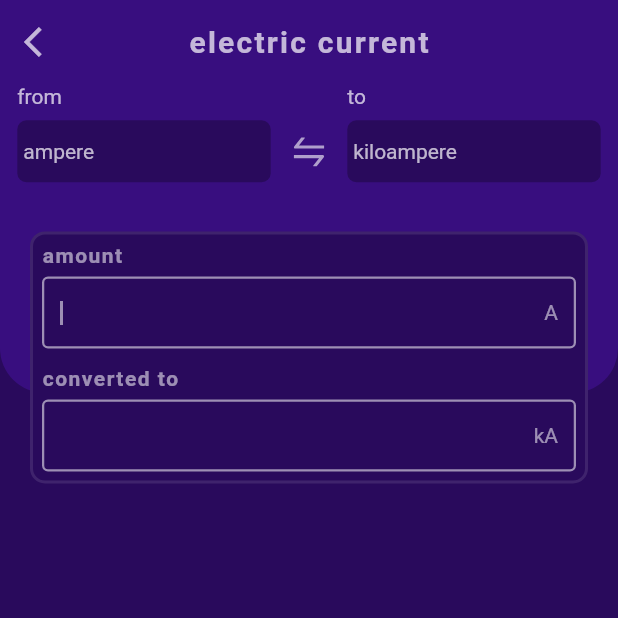
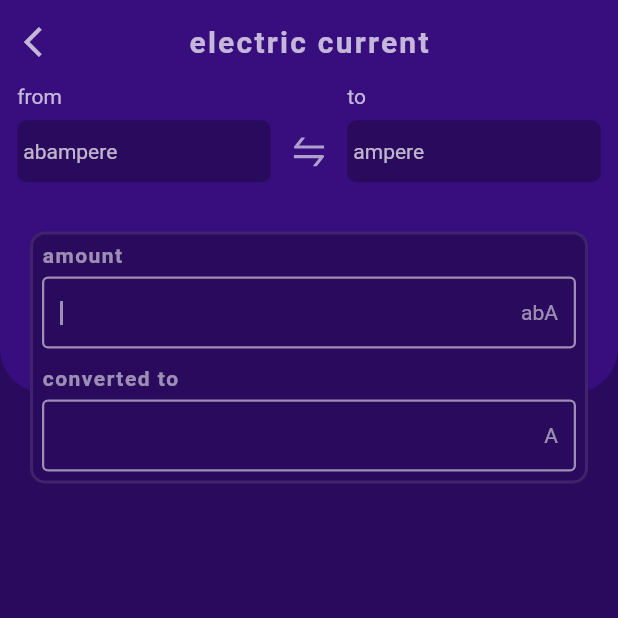
Before and after one commit to mishmash-labs/konvertr-free, a Flutter app: the screen it shows after launch, after a tap on "electric current", on a phone screen of 412 x 824 dp, the top half of it. Run offline on Flutter 3.47's test engine with Material 2 defaults, Android fonts, the phone set to English and light mode, and no system bars; our stand-ins replace flushbar, flutter_icons; missing offline and left inert: flutter_clipboard_manager.

Commit message:
new release

```diff
--- a/lib/components/category_card.dart
+++ b/lib/components/category_card.dart
@@ -3,7 +3,7 @@ import 'package:flutter/material.dart';
 import '../models/category.dart';
 
 class CategoryCard extends StatelessWidget {
-  const CategoryCard({Key key, this.convCategory}) : super(key: key);
+  const CategoryCard({key, this.convCategory}) : super(key: key);
 
   final Category convCategory;
 
--- a/lib/components/converter_numpad.dart
+++ b/lib/components/converter_numpad.dart
@@ -1,47 +1,19 @@
-import 'package:flushbar/flushbar.dart';
 import 'package:flutter/material.dart';
-import 'package:flutter_clipboard_manager/flutter_clipboard_manager.dart';
 import 'package:flutter_icons/flutter_icons.dart';
 import 'package:provider/provider.dart';
 
 import '../providers/converter_provider.dart';
-import '../utils/theme.dart';
 
-class ConverterKeypad extends StatefulWidget {
-  const ConverterKeypad({Key key}) : super(key: key);
+class ConverterKeypad extends StatelessWidget {
+  const ConverterKeypad({key}) : super(key: key);
 
   @override
-  _ConverterKeypadState createState() => _ConverterKeypadState();
-}
-
-class _ConverterKeypadState extends State<ConverterKeypad> {
-  @override
   Widget build(BuildContext context) {
-    final converterProvider =
-        Provider.of<ConverterProvider>(context, listen: false);
+    final convProvider = Provider.of<ConverterProvider>(context, listen: false);
     const buttonHeight = 0.09375;
 
-    Widget keypadButton({String value}) => InkWell(
-          onTap: () {
-            if (value == '.' && converterProvider.inputValueString == null ||
-                value == '.' && converterProvider.inputValueString == '') {
-              converterProvider.updateInputString('0.');
-            } else if (value == '.' &&
-                converterProvider.inputValueString != null) {
-              if (!converterProvider.inputValueString.endsWith('.') &&
-                  converterProvider.inputValueString.isNotEmpty) {
-                converterProvider.updateInputString(
-                    converterProvider.inputValueString + value);
-              }
-            } else {
-              if (converterProvider.inputValueString == null) {
-                converterProvider.updateInputString(value);
-              } else {
-                final temp = converterProvider.inputValueString + value;
-                converterProvider.updateInputString(temp);
-              }
-            }
-          },
+    Widget valueButton({String value}) => InkWell(
+          onTap: () => convProvider.executeButton(context, value),
           child: SizedBox(
             height: buttonHeight * MediaQuery.of(context).size.height,
             child: Center(
@@ -53,101 +25,12 @@ class _ConverterKeypadState extends State<ConverterKeypad> {
           ),
         );
 
-    Widget eraseButton() => InkWell(
-          onTap: () {
-            final temp = converterProvider.inputValueString
-                .substring(0, converterProvider.inputValueString.length - 1);
-            converterProvider.updateInputString(temp);
-          },
+    Widget iconButton({String value, IconData icon}) => InkWell(
+          onTap: () => convProvider.executeButton(context, value),
           child: SizedBox(
             height: buttonHeight * MediaQuery.of(context).size.height,
-            child: const Center(
-                child: Icon(MaterialCommunityIcons.backspace_outline,
-                    color: Colors.white60, size: 32)),
+            child: Center(child: Icon(icon, color: Colors.white60, size: 32)),
           ),
-        );
-
-    Widget copyButton() => InkWell(
-          onTap: () {
-            if (converterProvider.convertedValue != '') {
-              FlutterClipboardManager.copyToClipBoard(
-                      '${converterProvider.inputValueString} ${converterProvider.fromUnit.symbol} = '
-                      '${converterProvider.convertedValue} ${converterProvider.toUnit.symbol}')
-                  .then((result) {
-                if (result) {
-                  Flushbar(
-                    margin: const EdgeInsets.all(8),
-                    borderRadius: 8,
-                    flushbarPosition: FlushbarPosition.TOP,
-                    message: 'conversion copied to clipboard',
-                    icon: const Icon(
-                      Feather.copy,
-                      color: Colors.white60,
-                    ),
-                    backgroundColor: secondaryColor.withOpacity(0.5),
-                    barBlur: 8,
-                    shouldIconPulse: true,
-                    duration: const Duration(seconds: 3),
-                  ).show(context);
-                }
-              });
-            }
-          },
-          child: SizedBox(
-            height: buttonHeight * MediaQuery.of(context).size.height,
-            child: const Center(
-                child: Icon(Feather.copy, color: Colors.white60, size: 32)),
-          ),
-        );
-
-    Widget swapButton() => InkWell(
-          onTap: () {
-            final tempTo = converterProvider.toUnit.name;
-            converterProvider
-              ..updateToUnit(converterProvider.fromUnit.name)
-              ..updateFromUnit(tempTo);
-          },
-          child: SizedBox(
-            height: buttonHeight * MediaQuery.of(context).size.height,
-            child: const Center(
-                child: Icon(AntDesign.swap, color: Colors.white60, size: 32)),
-          ),
-        );
-
-    Widget changeSymbolButton() => InkWell(
-          onTap: () {
-            if (converterProvider.inputValue != null) {
-              if (converterProvider.inputValue.isNegative) {
-                converterProvider.updateInputString(converterProvider
-                    .inputValueString
-                    .substring(1, converterProvider.inputValueString.length));
-              } else {
-                converterProvider.updateInputString(
-                    '-${converterProvider.inputValueString}');
-              }
-            }
-          },
-          child: SizedBox(
-            height: buttonHeight * MediaQuery.of(context).size.height,
-            child: const Center(
-              child: Text(
-                '+/-',
-                style: TextStyle(color: Colors.white60, fontSize: 32),
-              ),
-            ),
-          ),
-        );
-
-    Widget clearButton() => InkWell(
-          onTap: () => converterProvider.updateInputString(''),
-          child: SizedBox(
-              height: buttonHeight * MediaQuery.of(context).size.height,
-              child: const Center(
-                child: Text(
-                  'C',
-                  style: TextStyle(color: Colors.white60, fontSize: 32),
-                ),
-              )),
         );
 
     return Container(
@@ -156,39 +39,41 @@ class _ConverterKeypadState extends State<ConverterKeypad> {
         children: [
           TableRow(
             children: <Widget>[
-                keypadButton(value: '7'),
-                keypadButton(value: '8'),
-                keypadButton(value: '9'),
-                copyButton(),
+              valueButton(value: '7'),
+              valueButton(value: '8'),
+              valueButton(value: '9'),
+              iconButton(value: 'copy', icon: Feather.copy),
             ],
           ),
           TableRow(
             children: <Widget>[
-                keypadButton(value: '4'),
-                keypadButton(value: '5'),
-                keypadButton(value: '6'),
-                swapButton(),
+              valueButton(value: '4'),
+              valueButton(value: '5'),
+              valueButton(value: '6'),
+              iconButton(value: 'swap', icon: AntDesign.swap),
             ],
           ),
           TableRow(
             children: <Widget>[
-                keypadButton(value: '1'),
-                keypadButton(value: '2'),
-                keypadButton(value: '3'),
-                clearButton(),
+              valueButton(value: '1'),
+              valueButton(value: '2'),
+              valueButton(value: '3'),
+              valueButton(value: 'C'),
             ],
           ),
           TableRow(
             children: <Widget>[
-                keypadButton(value: '.'),
-                keypadButton(value: '0'),
-                converterProvider.categoryName == 'temperature'
-                    ? changeSymbolButton()
-                    : keypadButton(value: '00'),
-                eraseButton(),
+              valueButton(value: '.'),
+              valueButton(value: '0'),
+              convProvider.categoryName == 'temperature'
+                  ? valueButton(value: '+/-')
+                  : valueButton(value: '00'),
+              iconButton(
+                  value: 'del', icon: MaterialCommunityIcons.backspace_outline),
             ],
           ),
         ],
-        ));
+      ),
+    );
   }
 }
--- a/lib/providers/category_provider.dart
+++ b/lib/providers/category_provider.dart
@@ -110,8 +110,10 @@ class CategoriesProvider extends ChangeNotifier {
       final List<Unit> units =
           data[key].map<Unit>((data) => Unit.fromJson(data)).toList();
 
-      final category =
-          Category(name: key, units: units, icon: getIconForCategory(key));
+      final category = Category(
+          name: key,
+          units: units..sort((a, b) => a.name.compareTo(b.name)),
+          icon: getIconForCategory(key));
 
       _categories.add(category);
     });
@@ -120,17 +122,15 @@ class CategoriesProvider extends ChangeNotifier {
   }
 
   void searchCategories(String searchTerm) {
-    var _searchedList = <Category>[];
-
-    (searchTerm.isNotEmpty)
+    searchTerm.isNotEmpty
         ? _searchingCategory = true
         : _searchingCategory = false;
 
-    _searchedList = _allCategories
+    _categories = _allCategories
         .where((element) =>
             element.name.toLowerCase().contains(searchTerm.toLowerCase()))
         .toList();
-    _categories = _searchedList;
+
     notifyListeners();
   }
 
--- a/lib/screens/converters/generic_screen.dart
+++ b/lib/screens/singleconvert_screen.dart
@@ -1,21 +1,19 @@
 import 'package:flutter/material.dart';
 import 'package:flutter_icons/flutter_icons.dart';
+import 'package:konvertr_free/utils/theme.dart';
 import 'package:provider/provider.dart';
 
-import '../../components/converter_numpad.dart';
-import '../../providers/converter_provider.dart';
-import '../../utils/theme.dart';
-import '../units_screen.dart';
+import '../components/converter_numpad.dart';
+import '../providers/converter_provider.dart';
+import 'units_screen.dart';
 
-class UnitConverter extends StatelessWidget {
-  const UnitConverter({Key key, this.categoryName}) : super(key: key);
+class SingleConverter extends StatelessWidget {
+  const SingleConverter({key, this.categoryName}) : super(key: key);
 
   final String categoryName;
 
   @override
   Widget build(BuildContext context) {
-    final convProvider = Provider.of<ConverterProvider>(context);
-
     AppBar _buildAppBar() => AppBar(
           backgroundColor: Theme.of(context).primaryColor,
           centerTitle: true,
@@ -43,7 +41,7 @@ class UnitConverter extends StatelessWidget {
         children: [
           Stack(children: [
             const TopBackground(),
-            TopSection(convProvider: convProvider),
+            const TopSection(),
           ]),
           const RepaintBoundary(child: ConverterKeypad()),
         ],
@@ -53,15 +51,13 @@ class UnitConverter extends StatelessWidget {
 }
 
 class TopSection extends StatelessWidget {
-  const TopSection({
-    Key key,
-    @required this.convProvider,
-  }) : super(key: key);
-
-  final ConverterProvider convProvider;
+  const TopSection({key}) : super(key: key);
 
   @override
-  Widget build(BuildContext context) => Column(
+  Widget build(BuildContext context) {
+    final convProvider = Provider.of<ConverterProvider>(context);
+
+    return Column(
       children: [
         Row(
           mainAxisAlignment: MainAxisAlignment.spaceEvenly,
@@ -75,12 +71,7 @@ class TopSection extends StatelessWidget {
             Padding(
               padding: const EdgeInsets.only(top: 25),
               child: InkWell(
-                  onTap: () {
-                    final tempTo = convProvider.toUnit.name;
-                    convProvider
-                      ..updateToUnit(convProvider.fromUnit.name)
-                      ..updateFromUnit(tempTo);
-                  },
+                onTap: () => convProvider.executeButton(context, 'swap'),
                 child: const Icon(
                   AntDesign.swap,
                   color: Colors.white60,
@@ -100,11 +91,10 @@ class TopSection extends StatelessWidget {
       ],
     );
   }
+}
 
 class ConversionCard extends StatelessWidget {
-  const ConversionCard({
-    Key key,
-  }) : super(key: key);
+  const ConversionCard({key}) : super(key: key);
 
   @override
   Widget build(BuildContext context) => Padding(
@@ -205,9 +195,7 @@ class ConversionCard extends StatelessWidget {
 }
 
 class TopBackground extends StatelessWidget {
-  const TopBackground({
-    Key key,
-  }) : super(key: key);
+  const TopBackground({key}) : super(key: key);
 
   @override
   Widget build(BuildContext context) => Container(
@@ -222,7 +210,7 @@ class TopBackground extends StatelessWidget {
 
 class ConverterSelection extends StatelessWidget {
   const ConverterSelection({
-    Key key,
+    key,
     @required this.convProvider,
     @required this.whichUnit,
     @required this.currentUnit,
@@ -239,7 +227,7 @@ class ConverterSelection extends StatelessWidget {
             context,
             MaterialPageRoute(
               builder: (context) => UnitsScreen(
-                converterProvider: convProvider,
+                convProvider: convProvider,
                 whichUnit: whichUnit,
                 currentUnit: currentUnit,
               ),
@@ -271,7 +259,8 @@ class ConverterSelection extends StatelessWidget {
                     style: const TextStyle(
                         color: Colors.white70, fontWeight: FontWeight.w400),
                   ),
-                  )),
+                ),
+              ),
             )
           ],
         ),
--- a/pubspec.yaml
+++ b/pubspec.yaml
@@ -1,7 +1,7 @@
 name: konvertr_free
 description: Unit Converter App built using Flutter
 
-version: 0.5.0+7
+version: 0.6.0+9
 
 environment:
   sdk: ">=2.3.0 <3.0.0"
```
Also changed, not shown: lib/providers/converter_provider.dart (+120 -39 lines), lib/screens/categories_screen.dart (+21 -25 lines), lib/screens/units_screen.dart (+42 -33 lines). Lines whose indentation alone changed are shown as unchanged.
